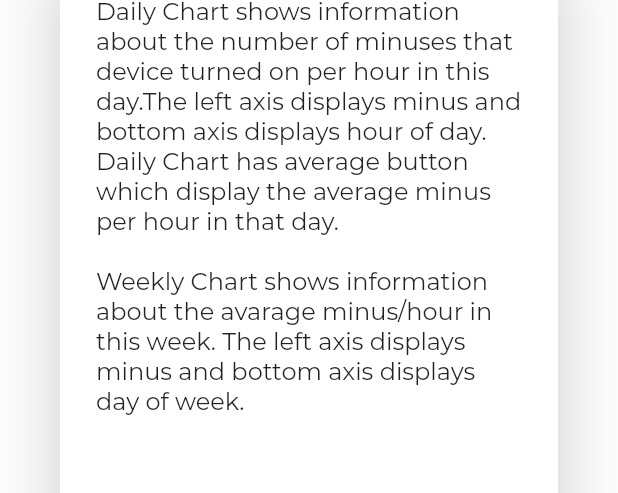
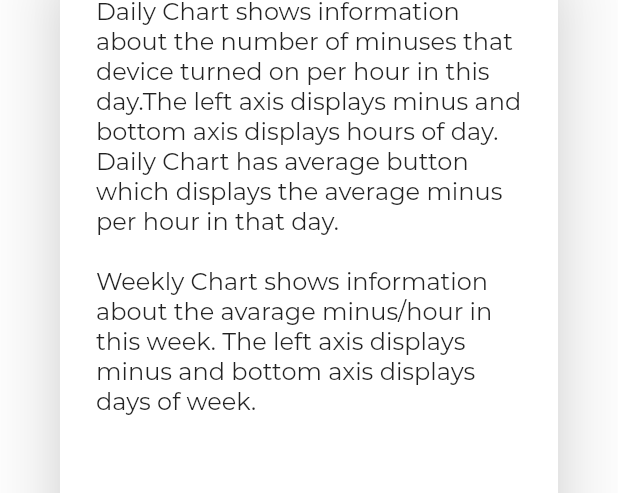
Before and after one commit to hoangkhoaa/powera, a Flutter app: the ChartDisDialog widget shown alone on an empty page, opened directly, on a phone screen of 412 x 824 dp. Shown: the part 385-878 px from the top of the screen. Run offline on Flutter 3.47's test engine with Material 2 defaults, Android fonts, the phone set to English and light mode, and no system bars; our stand-ins replace bloc, delayed_display, equatable, fl_chart, flutter_bloc, flutter_phoenix and 3 more; accounts and stored records are empty; network calls fail; project files that could hold a hidden picture were left out.

Commit message:
sua chinh ta

```diff
--- a/lib/ui/screens/device/components/select_chart.dart
+++ b/lib/ui/screens/device/components/select_chart.dart
@@ -141,13 +141,13 @@ class ChartDisDialog extends StatelessWidget {
         child: ListBody(
           children: const <Widget>[
             Text(
-              'Daily Chart shows information about the number of minuses that device turned on per hour in this day.The left axis displays minus and bottom axis displays hour of day.',
+              'Daily Chart shows information about the number of minuses that device turned on per hour in this day.The left axis displays minus and bottom axis displays hours of day.',
             ),
             Text(
-                'Daily Chart has average button which display the average minus per hour in that day.'),
+                'Daily Chart has average button which displays the average minus per hour in that day.'),
             Text(''),
             Text(
-                'Weekly Chart shows information about the avarage minus/hour in this week. The left axis displays minus and bottom axis displays day of week.'),
+                'Weekly Chart shows information about the avarage minus/hour in this week. The left axis displays minus and bottom axis displays days of week.'),
           ],
         ),
       ),
```
